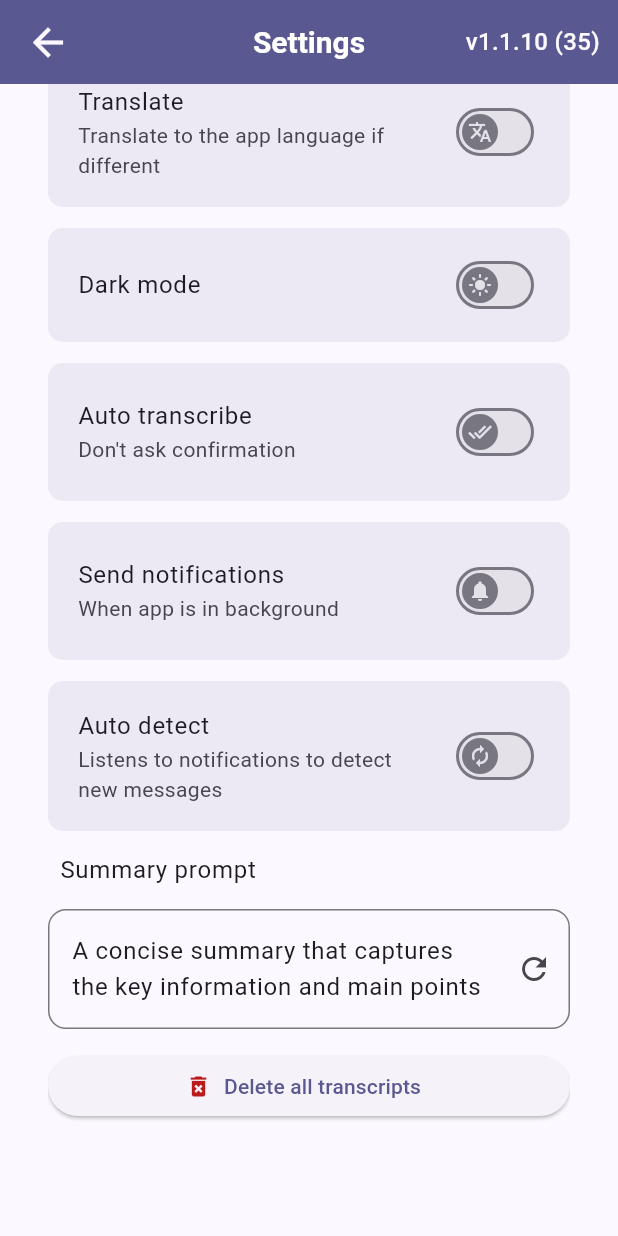
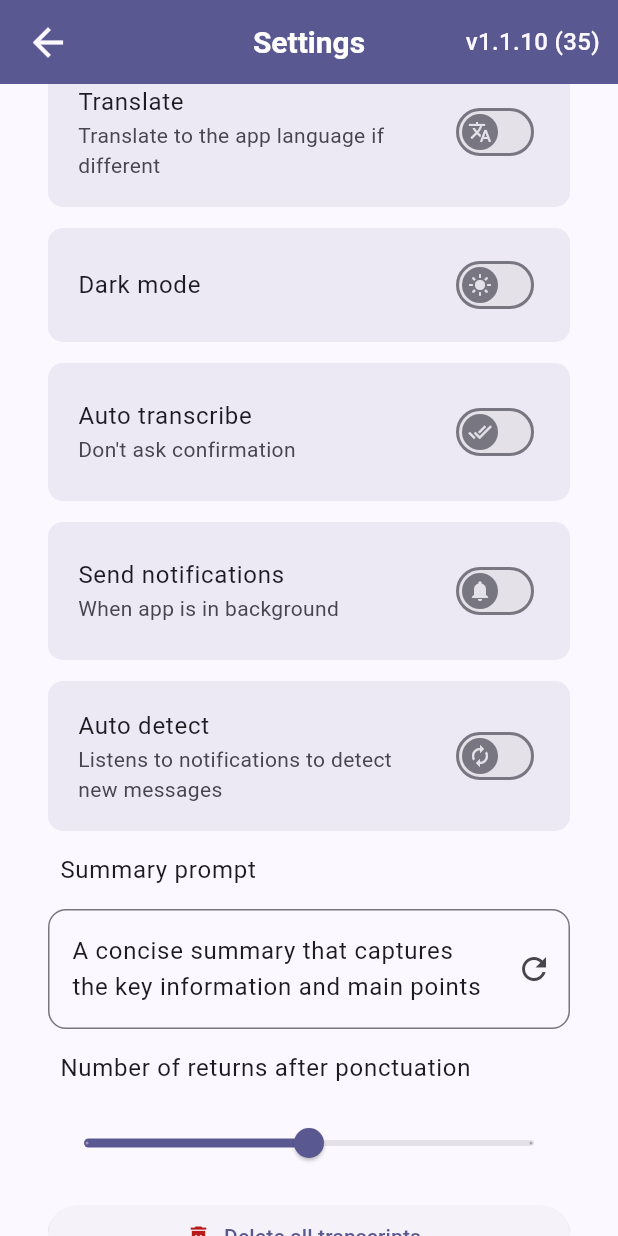
Before and after one commit to tempo-riz/trimtalk, a Flutter app: the SettingsScreen screen opened by its route, scrolled down 260 dp, on a phone screen of 412 x 824 dp. Run offline on Flutter 3.47's test engine with Material 3 defaults, Android fonts, the phone set to English and light mode, and no system bars; drawn by our look-alikes of upgrader; our stand-ins replace awesome_extensions, device_info_plus, file_picker, firebase_core, firebase_crashlytics, flutter_dotenv and 15 more; missing offline and left inert: audio_waveforms, country_flags, deepl_dart, disable_battery_optimization, feedback_github, flutter_reaction_button and 8 more; accounts and stored records are empty; statements that could not run were skipped.

Commit message:
add setting to customise nb of returns

```diff
--- a/lib/l10n/app_en.arb
+++ b/lib/l10n/app_en.arb
@@ -107,5 +107,6 @@
   "shareTheApp": "Share the app",
   "feedback": "Feedback",
   "support": "Support me",
-  "summaryPrompt": "Summary prompt"
+  "summaryPrompt": "Summary prompt",
+  "numberOfReturnsAfterPonctuation": "Number of returns after ponctuation"
 }
--- a/lib/l10n/app_fr.arb
+++ b/lib/l10n/app_fr.arb
@@ -107,5 +107,6 @@
   "shareTheApp": "Partager l'app",
   "feedback": "Retours & bugs",
   "support": "Me soutenir",
-  "summaryPrompt": "Prompt de résumé"
+  "summaryPrompt": "Prompt de résumé",
+  "numberOfReturnsAfterPonctuation": "Retours à la ligne après ponctuation"
 }
--- a/lib/l10n/gen/app_localizations.dart
+++ b/lib/l10n/gen/app_localizations.dart
@@ -746,6 +746,12 @@ abstract class AppLocalizations {
   /// In en, this message translates to:
   /// **'Summary prompt'**
   String get summaryPrompt;
+
+  /// No description provided for @numberOfReturnsAfterPonctuation.
+  ///
+  /// In en, this message translates to:
+  /// **'Number of returns after ponctuation'**
+  String get numberOfReturnsAfterPonctuation;
 }
 
 class _AppLocalizationsDelegate
--- a/lib/l10n/gen/app_localizations_en.dart
+++ b/lib/l10n/gen/app_localizations_en.dart
@@ -346,4 +346,8 @@ class AppLocalizationsEn extends AppLocalizations {
 
   @override
   String get summaryPrompt => 'Summary prompt';
+
+  @override
+  String get numberOfReturnsAfterPonctuation =>
+      'Number of returns after ponctuation';
 }
--- a/lib/l10n/gen/app_localizations_fr.dart
+++ b/lib/l10n/gen/app_localizations_fr.dart
@@ -352,4 +352,8 @@ class AppLocalizationsFr extends AppLocalizations {
 
   @override
   String get summaryPrompt => 'Prompt de résumé';
+
+  @override
+  String get numberOfReturnsAfterPonctuation =>
+      'Retours à la ligne après ponctuation';
 }
--- a/lib/model/stt/summarizer.dart
+++ b/lib/model/stt/summarizer.dart
@@ -97,6 +97,6 @@ $transcript
     if (summary == null) {
       return null;
     }
-    return summary.replaceAllMapped(RegExp(r'([.?!])\s+'), (match) => '${match[1]}\n').trim();
+    return summary.addReturnsAfterPonctuation();
   }
 }
--- a/lib/model/stt/transcriber.dart
+++ b/lib/model/stt/transcriber.dart
@@ -78,7 +78,7 @@ class Transcriber {
 
       // French, ...
 
-      String transcript = transcriptionResult.text.replaceAllMapped(RegExp(r'([.?!])\s+'), (match) => '${match[1]}\n\n').trim();
+      String transcript = transcriptionResult.text.addReturnsAfterPonctuation();
 
       if (DB.getPref(Prefs.isTranslated)) {
         final detectedLang = transcriptionResult.json['language'] as String?;
--- a/lib/model/utils.dart
+++ b/lib/model/utils.dart
@@ -162,6 +162,11 @@ extension Str on String {
 
   String toReadableTime() {
     return DateTime.parse(this).toReadable();
+  }
+
+  String addReturnsAfterPonctuation() {
+    final nbReturns = DB.getPref(Prefs.numberOfReturns);
+    return replaceAllMapped(RegExp(r'([.?!])\s+'), (match) => match[1]!.padRight(nbReturns, "\n")).trim();
   }
 }
 
--- a/lib/view/settings_screen.dart
+++ b/lib/view/settings_screen.dart
@@ -99,7 +99,32 @@ class SettingsScreen extends StatelessWidget {
                       ),
                     );
                   }),
-
+              Padding(
+                padding: EdgeInsetsGeometry.only(left: 8),
+                child: Align(
+                  alignment: Alignment.centerLeft,
+                  child: Text(
+                    context.t.numberOfReturnsAfterPonctuation,
+                    textAlign: TextAlign.left,
+                    style: Theme.of(context).textTheme.bodyLarge,
+                  ),
+                ),
+              ),
+              PrefBuilder<int>(
+                  pref: Prefs.numberOfReturns,
+                  builder: (context, value) {
+                    return Slider(
+                        label: value.toString(),
+                        // showValueIndicator: ShowValueIndicator.alwaysVisible,
+                        value: value.toDouble(),
+                        onChanged: (value) {
+                          print(value);
+                          DB.setPref(Prefs.numberOfReturns, value.round());
+                        },
+                        min: 0,
+                        max: 2,
+                        divisions: 2);
+                  }),
               // if (Platform.isAndroid) ...[
               //   gap16,
               //   const EnableAutoCheckToggle(),
```
Also changed, not shown: 1 other file.
